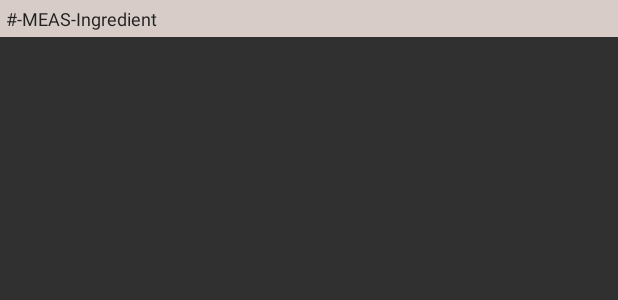
After one commit to KirkB1693/BakingApp, an Android app: the layout widget_item.xml on its own in the app's theme, with its tools: preview values and no code run, on a phone screen of 412 x 824 dp. The commit adds this screen. Shown: the top 300 px of the screen. Run offline under Robolectric (Android 15) with nearby library versions, the phone set to English and light mode, and no system bars.

Commit message:
Changed widget to a ListView to ensure no ingredients are cut off.  Also fixed exoplayer state save so that player state and position are restored on orientation change.

```diff
--- a/app/src/main/java/com/example/android/bakingapp/RoomDatabase/RecipesDao.java
+++ b/app/src/main/java/com/example/android/bakingapp/RoomDatabase/RecipesDao.java
@@ -18,4 +18,7 @@ public interface RecipesDao {
 
     @Insert(onConflict = OnConflictStrategy.REPLACE)
     void insertRecipes(List<Recipes> recipeDataList);
+
+    @Query("SELECT * FROM " + RecipeContract.RecipesTable.RECIPE_TABLE_NAME)
+    List<Recipes> getAllRecipes();
 }
--- a/app/src/main/res/layout-land/fragment_step_detail.xml
+++ b/app/src/main/res/layout-land/fragment_step_detail.xml
@@ -45,6 +45,7 @@
         tools:text="Recipe Step Instructions" />
 
     <LinearLayout
+        android:id="@+id/button_container_ll"
         android:layout_width="match_parent"
         android:layout_height="wrap_content"
         android:orientation="horizontal">
--- a/app/src/main/res/layout-sw600dp-land/fragment_step_detail.xml
+++ b/app/src/main/res/layout-sw600dp-land/fragment_step_detail.xml
@@ -50,6 +50,7 @@
             tools:text="Recipe Step Instructions" />
 
         <LinearLayout
+            android:id="@+id/button_container_ll"
             android:layout_width="match_parent"
             android:layout_height="wrap_content"
             android:orientation="horizontal">
--- a/app/src/main/res/layout/fragment_step_detail.xml
+++ b/app/src/main/res/layout/fragment_step_detail.xml
@@ -50,6 +50,7 @@
             tools:text="Recipe Step Instructions" />
 
         <LinearLayout
+            android:id="@+id/button_container_ll"
             android:layout_width="match_parent"
             android:layout_height="wrap_content"
             android:orientation="horizontal">
--- /dev/null
+++ b/app/src/main/res/layout/widget_item.xml
@@ -0,0 +1,49 @@
+<?xml version="1.0" encoding="utf-8"?>
+<LinearLayout
+    xmlns:android="http://schemas.android.com/apk/res/android"
+    xmlns:tools="http://schemas.android.com/tools"
+    android:layout_width="match_parent"
+    android:layout_height="wrap_content"
+    android:orientation="horizontal"
+    android:background="@color/primary_light"
+    android:padding="@dimen/widget_item_padding">
+
+    <TextView
+        android:id="@+id/widget_item_quantity_tv"
+        android:layout_width="wrap_content"
+        android:layout_height="wrap_content"
+        tools:text="#"
+        android:textColor="@color/primary_text"
+        android:textSize="@dimen/widget_ingredient_textsize"/>
+
+    <TextView
+        android:layout_width="wrap_content"
+        android:layout_height="wrap_content"
+        android:textColor="@color/primary_text"
+        android:text="@string/widget_ingredient_dividing_char"
+        android:textSize="@dimen/widget_ingredient_textsize"/>
+
+    <TextView
+        android:id="@+id/widget_item_measure_tv"
+        android:layout_width="wrap_content"
+        android:layout_height="wrap_content"
+        tools:text="MEAS"
+        android:textColor="@color/primary_text"
+        android:textSize="@dimen/widget_ingredient_textsize"/>
+
+    <TextView
+        android:layout_width="wrap_content"
+        android:layout_height="wrap_content"
+        android:textColor="@color/primary_text"
+        android:text="@string/widget_ingredient_dividing_char"
+        android:textSize="@dimen/widget_ingredient_textsize"/>
+
+    <TextView
+        android:id="@+id/widget_item_ingredient_tv"
+        android:layout_width="wrap_content"
+        android:layout_height="wrap_content"
+        tools:text="Ingredient"
+        android:textColor="@color/primary_text"
+        android:textSize="@dimen/widget_ingredient_textsize"/>
+
+</LinearLayout>
--- a/app/src/main/res/values/dimens.xml
+++ b/app/src/main/res/values/dimens.xml
@@ -18,4 +18,5 @@
     <dimen name="recipe_step_card_small_margin">8dp</dimen>
     <dimen name="recipe_step_ingredient_textsize">16sp</dimen>
     <dimen name="twopane_step_fragment_width">300dp</dimen>
+    <dimen name="widget_item_padding">4dp</dimen>
 </resources>
--- a/app/src/main/res/values/strings.xml
+++ b/app/src/main/res/values/strings.xml
@@ -13,4 +13,6 @@
     <string name="button_next">Next</string>
     <string name="recipe_image_content_description">Recipe Image</string>
     <string name="card_steps_title">Steps</string>
+    <string name="widget_ingredient_dividing_char">-</string>
+    <string name="widget_empty_text">Can\'t Find Any Ingredients!!!</string>
 </resources>
```
Also changed, not shown: app/src/main/AndroidManifest.xml (+7 -1 lines), app/src/main/java/com/example/android/bakingapp/Data/RecipeContract.java (+13 -0 lines), app/src/main/java/com/example/android/bakingapp/RecipeStepDetailFragment.java (+65 -19 lines), app/src/main/java/com/example/android/bakingapp/RecipeStepListActivity.java (+91 -8 lines), app/src/main/java/com/example/android/bakingapp/Utilities/SyncServiceSupport.java (added, +9 -0 lines), app/src/main/java/com/example/android/bakingapp/Utilities/SyncServiceSupportImpl.java (added, +29 -0 lines), app/src/main/java/com/example/android/bakingapp/Widget/BakingAppWidgetProvider.java (+26 -34 lines), app/src/main/java/com/example/android/bakingapp/Widget/BakingAppWidgetService.java (added, +148 -0 lines), app/src/main/res/layout/recipe_widget.xml (+14 -6 lines), app/src/main/res/drawable/bakingapp_widget_preview.png.
